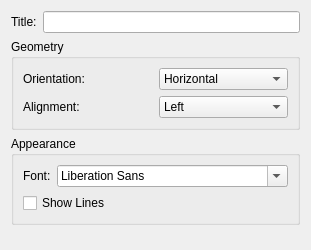
First picture: the form in kchart/shape/ChartLegendConfigWidget.ui, repository KDE/koffice-chartingshape, before the edit.
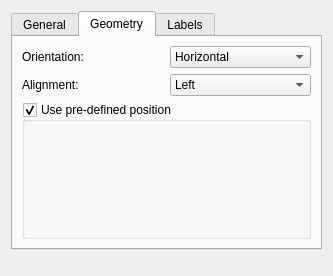
Second picture: the form after the edit. The open tabs and pages were chosen to show the change. Icons and pictures are not drawn.

Commit message: Redesigned the legend tool's UI. We now have three tabs: * General  (legend title, font, wether to show separating lines) * Geometry (orientation, alignment, [wether to use a] fixed position) * Labels   (label titles, label colors)

```diff
--- a/kchart/shape/ChartLegendConfigWidget.ui
+++ b/kchart/shape/ChartLegendConfigWidget.ui
@@ -5,35 +5,55 @@
    <rect>
     <x>0</x>
     <y>0</y>
-    <width>294</width>
-    <height>250</height>
+    <width>306</width>
+    <height>276</height>
    </rect>
   </property>
   <property name="windowTitle" >
    <string>Form</string>
   </property>
   <layout class="QGridLayout" >
-   <item row="3" column="0" >
-    <spacer>
-     <property name="orientation" >
-      <enum>Qt::Vertical</enum>
+   <item rowspan="2" row="0" column="0" colspan="2" >
+    <widget class="QTabWidget" name="tabWidget" >
+     <property name="sizePolicy" >
+      <sizepolicy vsizetype="Expanding" hsizetype="Expanding" >
+       <horstretch>0</horstretch>
+       <verstretch>0</verstretch>
+      </sizepolicy>
      </property>
-     <property name="sizeHint" >
-      <size>
-       <width>20</width>
-       <height>40</height>
-      </size>
+     <property name="layoutDirection" >
+      <enum>Qt::LeftToRight</enum>
      </property>
-    </spacer>
-   </item>
-   <item row="2" column="0" >
+     <property name="currentIndex" >
+      <number>2</number>
+     </property>
+     <widget class="QWidget" name="tabGeneral" >
+      <attribute name="title" >
+       <string>General</string>
+      </attribute>
+      <layout class="QGridLayout" >
+       <item row="0" column="0" >
+        <layout class="QHBoxLayout" >
+         <item>
+          <widget class="QLabel" name="label_4" >
+           <property name="text" >
+            <string>Title:</string>
+           </property>
+          </widget>
+         </item>
+         <item>
+          <widget class="QLineEdit" name="title" />
+         </item>
+        </layout>
+       </item>
+       <item row="1" column="0" >
     <widget class="QGroupBox" name="groupBox_2" >
      <property name="title" >
       <string>Appearance</string>
      </property>
      <layout class="QGridLayout" >
       <item row="0" column="1" >
-       <widget class="QFontComboBox" name="fontComboBox" />
+           <widget class="QFontComboBox" name="font" />
       </item>
       <item row="0" column="0" >
        <widget class="QLabel" name="label" >
@@ -43,7 +63,7 @@
        </widget>
       </item>
       <item row="1" column="0" colspan="2" >
-       <widget class="QCheckBox" name="checkBox" >
+           <widget class="QCheckBox" name="showLines" >
         <property name="text" >
          <string>Show Lines</string>
         </property>
@@ -52,25 +72,25 @@
      </layout>
     </widget>
    </item>
-   <item row="0" column="0" >
-    <layout class="QHBoxLayout" >
-     <item>
-      <widget class="QLabel" name="label_4" >
-       <property name="text" >
-        <string>Title:</string>
-       </property>
-      </widget>
-     </item>
-     <item>
-      <widget class="QLineEdit" name="lineEdit" />
-     </item>
-    </layout>
-   </item>
-   <item row="1" column="0" >
-    <widget class="QGroupBox" name="groupBox" >
-     <property name="title" >
+       <item row="2" column="0" >
+        <spacer>
+         <property name="orientation" >
+          <enum>Qt::Vertical</enum>
+         </property>
+         <property name="sizeHint" >
+          <size>
+           <width>20</width>
+           <height>40</height>
+          </size>
+         </property>
+        </spacer>
+       </item>
+      </layout>
+     </widget>
+     <widget class="QWidget" name="tabGeometry" >
+      <attribute name="title" >
       <string>Geometry</string>
-     </property>
+      </attribute>
      <layout class="QGridLayout" >
       <item row="0" column="0" >
        <widget class="QLabel" name="label_3" >
@@ -80,7 +100,7 @@
        </widget>
       </item>
       <item row="0" column="1" >
-       <widget class="QComboBox" name="comboBox_2" >
+        <widget class="QComboBox" name="orientation" >
         <item>
          <property name="text" >
           <string>Horizontal</string>
@@ -101,7 +121,7 @@
        </widget>
       </item>
       <item row="1" column="1" >
-       <widget class="QComboBox" name="comboBox" >
+        <widget class="QComboBox" name="alignment" >
         <item>
          <property name="text" >
           <string>Left</string>
@@ -114,8 +134,166 @@
         </item>
        </widget>
       </item>
-     </layout>
-    </widget>
+       <item row="2" column="0" colspan="2" >
+        <widget class="QGroupBox" name="fixedPosition" >
+         <property name="toolTip" >
+          <string>Note: Instead of using a pre-defined position, you can drag the legend to any point in the chart.</string>
+         </property>
+         <property name="title" >
+          <string>Use pre-defined position</string>
+         </property>
+         <property name="flat" >
+          <bool>false</bool>
+         </property>
+         <property name="checkable" >
+          <bool>true</bool>
+         </property>
+         <layout class="QGridLayout" >
+          <item row="0" column="0" >
+           <widget class="QToolButton" name="toolButton" >
+            <property name="text" >
+             <string/>
+            </property>
+            <property name="icon" >
+             <iconset>../pics/chart_legend_topleft.png</iconset>
+            </property>
+            <property name="autoRaise" >
+             <bool>true</bool>
+            </property>
+           </widget>
+          </item>
+          <item row="0" column="1" >
+           <widget class="QToolButton" name="toolButton_2" >
+            <property name="text" >
+             <string/>
+            </property>
+            <property name="icon" >
+             <iconset>../pics/chart_legend_top.png</iconset>
+            </property>
+            <property name="autoRaise" >
+             <bool>true</bool>
+            </property>
+           </widget>
+          </item>
+          <item row="0" column="2" >
+           <widget class="QToolButton" name="toolButton_8" >
+            <property name="text" >
+             <string/>
+            </property>
+            <property name="icon" >
+             <iconset>../pics/chart_legend_topright.png</iconset>
+            </property>
+            <property name="autoRaise" >
+             <bool>true</bool>
+            </property>
+           </widget>
+          </item>
+          <item row="1" column="0" >
+           <widget class="QToolButton" name="toolButton_3" >
+            <property name="text" >
+             <string/>
+            </property>
+            <property name="icon" >
+             <iconset>../pics/chart_legend_left.png</iconset>
+            </property>
+            <property name="autoRaise" >
+             <bool>true</bool>
+            </property>
+           </widget>
+          </item>
+          <item row="1" column="2" >
+           <widget class="QToolButton" name="toolButton_7" >
+            <property name="text" >
+             <string/>
+            </property>
+            <property name="icon" >
+             <iconset>../pics/chart_legend_right.png</iconset>
+            </property>
+            <property name="autoRaise" >
+             <bool>true</bool>
+            </property>
+           </widget>
+          </item>
+          <item row="2" column="0" >
+           <widget class="QToolButton" name="toolButton_4" >
+            <property name="text" >
+             <string/>
+            </property>
+            <property name="icon" >
+             <iconset>../pics/chart_legend_bottomleft.png</iconset>
+            </property>
+            <property name="autoRaise" >
+             <bool>true</bool>
+            </property>
+           </widget>
+          </item>
+          <item row="2" column="1" >
+           <widget class="QToolButton" name="toolButton_5" >
+            <property name="text" >
+             <string/>
+            </property>
+            <property name="icon" >
+             <iconset>../pics/chart_legend_bottom.png</iconset>
+            </property>
+            <property name="autoRaise" >
+             <bool>true</bool>
+            </property>
+           </widget>
+          </item>
+          <item row="2" column="2" >
+           <widget class="QToolButton" name="toolButton_6" >
+            <property name="text" >
+             <string/>
+            </property>
+            <property name="icon" >
+             <iconset>../pics/chart_legend_bottomright.png</iconset>
+            </property>
+            <property name="autoRaise" >
+             <bool>true</bool>
+            </property>
+           </widget>
+          </item>
+         </layout>
+        </widget>
+       </item>
+      </layout>
+     </widget>
+     <widget class="QWidget" name="tabLabels" >
+      <attribute name="title" >
+       <string>Labels</string>
+      </attribute>
+      <layout class="QGridLayout" >
+       <item row="0" column="0" >
+        <widget class="QTextBrowser" name="textBrowser" >
+         <property name="html" >
+          <string>&lt;html>&lt;head>&lt;meta name="qrichtext" content="1" />&lt;style type="text/css">
+p, li { white-space: pre-wrap; }
+&lt;/style>&lt;/head>&lt;body style=" font-family:'Sans Serif'; font-size:9pt; font-weight:400; font-style:normal;">
+&lt;p style=" margin-top:0px; margin-bottom:0px; margin-left:0px; margin-right:0px; -qt-block-indent:0; text-indent:0px;">This tab will have a list of all the elements in the legend. I chose the word "Labels" because the meaning of it is more obvious to the user than "Elements", which could be anything.&lt;/p>
+&lt;p style="-qt-paragraph-type:empty; margin-top:0px; margin-bottom:0px; margin-left:0px; margin-right:0px; -qt-block-indent:0; text-indent:0px;">&lt;/p>
+&lt;p style=" margin-top:0px; margin-bottom:0px; margin-left:0px; margin-right:0px; -qt-block-indent:0; text-indent:0px;">Settings include the label's&lt;/p>
+&lt;p style=" margin-top:0px; margin-bottom:0px; margin-left:0px; margin-right:0px; -qt-block-indent:0; text-indent:0px;">* Color&lt;/p>
+&lt;p style=" margin-top:0px; margin-bottom:0px; margin-left:0px; margin-right:0px; -qt-block-indent:0; text-indent:0px;">* Title&lt;/p>
+&lt;p style=" margin-top:0px; margin-bottom:0px; margin-left:0px; margin-right:0px; -qt-block-indent:0; text-indent:0px;">* ?&lt;/p>&lt;/body>&lt;/html></string>
+         </property>
+        </widget>
+       </item>
+      </layout>
+     </widget>
+    </widget>
+   </item>
+   <item row="2" column="0" colspan="2" >
+    <spacer>
+     <property name="orientation" >
+      <enum>Qt::Vertical</enum>
+     </property>
+     <property name="sizeHint" >
+      <size>
+       <width>288</width>
+       <height>16</height>
+      </size>
+     </property>
+    </spacer>
    </item>
   </layout>
  </widget>
```
Left out of the diff: 5 changed lines with no effect on the pictures. Lines whose indentation alone changed are shown as unchanged.
